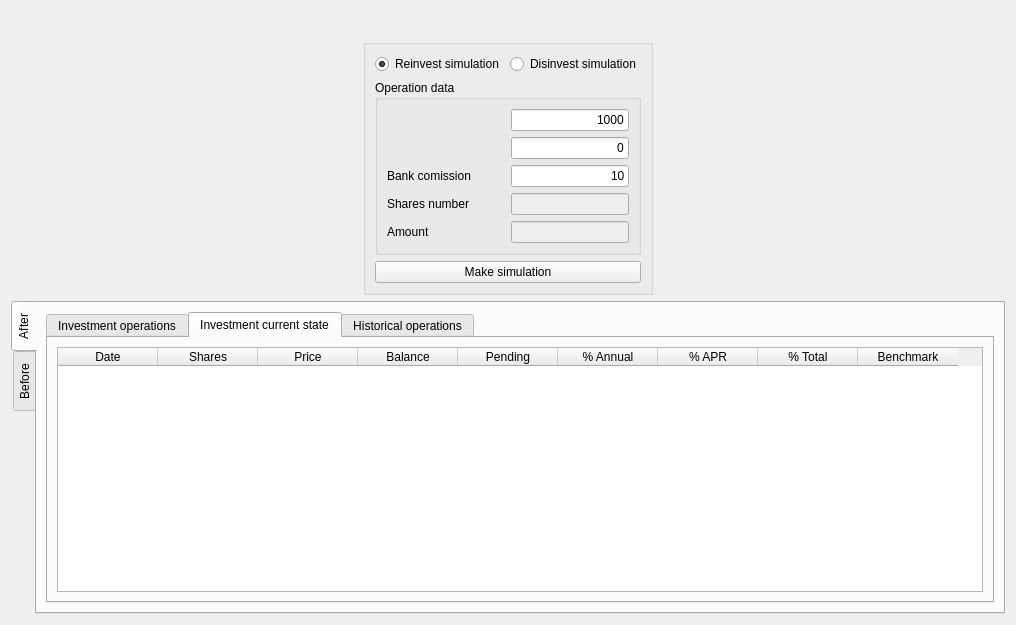
turulomio/xulpymoney, file ui/wdgDisReinvest.ui: the form before one commit.
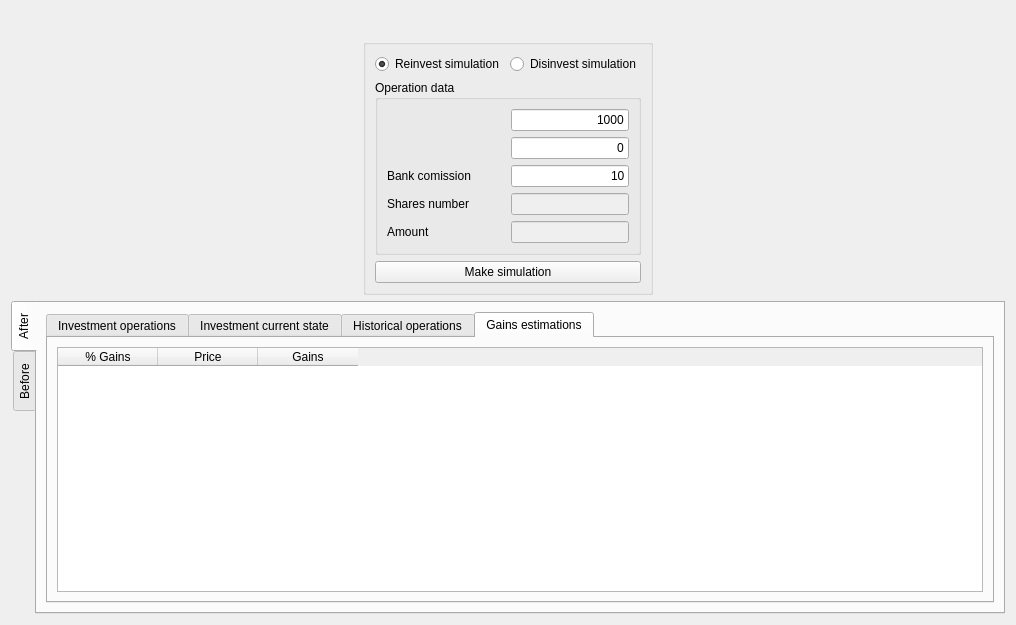
The form after the commit. The open tabs and pages were chosen to show the change. Icons and pictures are not drawn. Custom widgets are drawn as their Qt base class.

Commit message: Added gains estimations in wdgDisReinvest

Diff of the .ui file:
```diff
--- a/ui/wdgDisReinvest.ui
+++ b/ui/wdgDisReinvest.ui
@@ -492,6 +492,47 @@
              </item>
             </layout>
            </widget>
+           <widget class="QWidget" name="tab_2">
+            <attribute name="title">
+             <string>Gains estimations</string>
+            </attribute>
+            <layout class="QHBoxLayout" name="horizontalLayout_10">
+             <item>
+              <widget class="myQTableWidget" name="tblGainsAfter">
+               <property name="editTriggers">
+                <set>QAbstractItemView::NoEditTriggers</set>
+               </property>
+               <property name="alternatingRowColors">
+                <bool>true</bool>
+               </property>
+               <property name="selectionMode">
+                <enum>QAbstractItemView::SingleSelection</enum>
+               </property>
+               <property name="selectionBehavior">
+                <enum>QAbstractItemView::SelectRows</enum>
+               </property>
+               <attribute name="verticalHeaderVisible">
+                <bool>false</bool>
+               </attribute>
+               <column>
+                <property name="text">
+                 <string>% Gains</string>
+                </property>
+               </column>
+               <column>
+                <property name="text">
+                 <string>Price</string>
+                </property>
+               </column>
+               <column>
+                <property name="text">
+                 <string>Gains</string>
+                </property>
+               </column>
+              </widget>
+             </item>
+            </layout>
+           </widget>
           </widget>
          </item>
         </layout>
```
Left out of the diff: 41 changed lines with no effect on the pictures. The commit also changes 6 other files.
